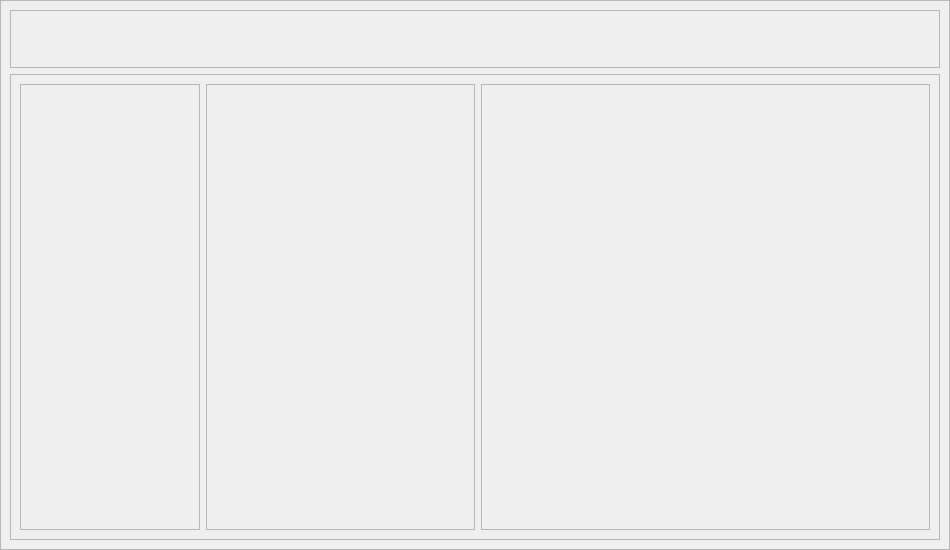
Above: base.ui from AndresMedina117/SistemaInformacionHospitalaria before the change. Below: the same form after it.
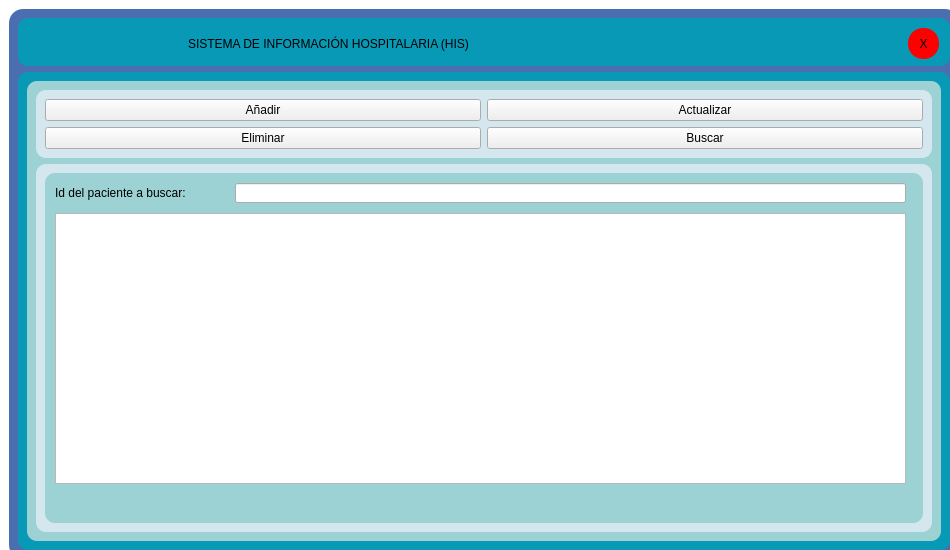
That is the form after the change. The open tabs and pages were chosen to show the change. Icons and pictures are not drawn.

Diff of the .ui file:
```diff
--- a/base.ui
+++ b/base.ui
@@ -27,21 +27,35 @@
   </property>
   <property name="windowIcon">
    <iconset>
-    <normaloff>hospital.png</normaloff>hospital.png</iconset>
+    <normaloff>:/rc/hospital.png</normaloff>:/rc/hospital.png</iconset>
+  </property>
+  <property name="styleSheet">
+   <string notr="true">#MainWindow {
+	border-radius: 10px;
+	background-color: rgba(255, 255, 255, 0);
+}
+</string>
+  </property>
+  <property name="toolButtonStyle">
+   <enum>Qt::ToolButtonIconOnly</enum>
   </property>
   <property name="documentMode">
    <bool>false</bool>
   </property>
   <widget class="QWidget" name="centralwidget">
+   <property name="styleSheet">
+    <string notr="true">#centralwidget {
+	border-radius: 15px;
+	background-color: rgba(255, 255, 255, 0);
+}
+</string>
+   </property>
+   <layout class="QHBoxLayout" name="horizontalLayout_3" stretch="0">
+    <property name="sizeConstraint">
+     <enum>QLayout::SetNoConstraint</enum>
+    </property>
+    <item>
    <widget class="QFrame" name="frame">
-    <property name="geometry">
-     <rect>
-      <x>0</x>
-      <y>0</y>
-      <width>950</width>
-      <height>550</height>
-     </rect>
-    </property>
     <property name="minimumSize">
      <size>
       <width>950</width>
@@ -54,6 +68,20 @@
       <height>550</height>
      </size>
     </property>
+      <property name="styleSheet">
+       <string notr="true">#frame{
+background-color: #4a6eb0;
+	border-color: rgb(0, 0, 0);
+border-style: double;
+border-radius: 14px;
+}
+
+#fAbajo, #fTitulo {
+	background-color: #0799b6;
+	border-radius: 10px;
+}
+</string>
+      </property>
     <property name="frameShape">
      <enum>QFrame::StyledPanel</enum>
     </property>
@@ -63,7 +91,7 @@
     <property name="lineWidth">
      <number>0</number>
     </property>
-    <layout class="QVBoxLayout" name="verticalLayout" stretch="1,8">
+      <layout class="QVBoxLayout" name="verticalLayout_3" stretch="1,10">
      <property name="leftMargin">
       <number>9</number>
      </property>
@@ -78,31 +106,171 @@
      </property>
      <item>
       <widget class="QFrame" name="fTitulo">
+         <property name="styleSheet">
+          <string notr="true">#salir, #salir_2 {
+	background-color: red;
+	border-radius:15px;
+	font: 75 12pt &quot;MS Shell Dlg 2&quot;;
+}</string>
+         </property>
        <property name="frameShape">
         <enum>QFrame::StyledPanel</enum>
        </property>
        <property name="frameShadow">
         <enum>QFrame::Raised</enum>
        </property>
+         <widget class="QLabel" name="label">
+          <property name="geometry">
+           <rect>
+            <x>170</x>
+            <y>0</y>
+            <width>601</width>
+            <height>51</height>
+           </rect>
+          </property>
+          <property name="styleSheet">
+           <string notr="true">#label {
+	
+	font: 75 20pt &quot;MS Shell Dlg 2&quot;;
+}</string>
+          </property>
+          <property name="text">
+           <string>SISTEMA DE INFORMACIÓN HOSPITALARIA (HIS)</string>
+          </property>
+         </widget>
+         <widget class="QPushButton" name="salir_2">
+          <property name="geometry">
+           <rect>
+            <x>890</x>
+            <y>10</y>
+            <width>31</width>
+            <height>31</height>
+           </rect>
+          </property>
+          <property name="text">
+           <string>X</string>
+          </property>
+         </widget>
+         <widget class="QLabel" name="label_5">
+          <property name="geometry">
+           <rect>
+            <x>20</x>
+            <y>10</y>
+            <width>31</width>
+            <height>31</height>
+           </rect>
+          </property>
+          <property name="text">
+           <string/>
+          </property>
+          <property name="pixmap">
+           <pixmap>imgs/hospital.png</pixmap>
+          </property>
+          <property name="scaledContents">
+           <bool>true</bool>
+          </property>
+         </widget>
       </widget>
      </item>
      <item>
       <widget class="QFrame" name="fAbajo">
+         <property name="styleSheet">
+          <string notr="true">#frame_2, #frame_3, #frame_4, #stackedWidget {
+	border-radius: 10px 10px 5px 5px;
+	border-color: rgb(0, 0, 0);
+	background-color: #9cd2d3;
+}</string>
+         </property>
        <property name="frameShape">
         <enum>QFrame::StyledPanel</enum>
        </property>
        <property name="frameShadow">
         <enum>QFrame::Raised</enum>
        </property>
-       <layout class="QHBoxLayout" name="horizontalLayout" stretch="2,3,5">
+         <layout class="QHBoxLayout" name="horizontalLayout" stretch="0">
+          <item>
+           <widget class="QFrame" name="frame_4">
+            <property name="styleSheet">
+             <string notr="true">#frame_2, #frame_3{
+	background-color:#D4E7EE;
+}</string>
+            </property>
+            <property name="frameShape">
+             <enum>QFrame::StyledPanel</enum>
+            </property>
+            <property name="frameShadow">
+             <enum>QFrame::Raised</enum>
+            </property>
+            <layout class="QVBoxLayout" name="verticalLayout_2" stretch="1,6">
+             <property name="leftMargin">
+              <number>9</number>
+             </property>
+             <property name="topMargin">
+              <number>9</number>
+             </property>
+             <property name="rightMargin">
+              <number>9</number>
+             </property>
+             <property name="bottomMargin">
+              <number>9</number>
+             </property>
         <item>
          <widget class="QFrame" name="frame_2">
+               <property name="styleSheet">
+                <string notr="true"/>
+               </property>
           <property name="frameShape">
            <enum>QFrame::StyledPanel</enum>
           </property>
           <property name="frameShadow">
            <enum>QFrame::Raised</enum>
           </property>
+               <layout class="QGridLayout" name="gridLayout" rowstretch="1,1,0,0" columnstretch="1,1">
+                <item row="2" column="1">
+                 <widget class="QPushButton" name="acBoton">
+                  <property name="text">
+                   <string>Actualizar</string>
+                  </property>
+                  <property name="icon">
+                   <iconset>
+                    <normaloff>imgs/actualizar-flecha.png</normaloff>imgs/actualizar-flecha.png</iconset>
+                  </property>
+                 </widget>
+                </item>
+                <item row="3" column="0">
+                 <widget class="QPushButton" name="eBoton">
+                  <property name="text">
+                   <string>Eliminar</string>
+                  </property>
+                  <property name="icon">
+                   <iconset>
+                    <normaloff>imgs/eliminar.png</normaloff>imgs/eliminar.png</iconset>
+                  </property>
+                 </widget>
+                </item>
+                <item row="3" column="1">
+                 <widget class="QPushButton" name="bBoton">
+                  <property name="text">
+                   <string>Buscar</string>
+                  </property>
+                  <property name="icon">
+                   <iconset>
+                    <normaloff>imgs/buscar.png</normaloff>imgs/buscar.png</iconset>
+                  </property>
+                 </widget>
+                </item>
+                <item row="2" column="0">
+                 <widget class="QPushButton" name="aBoton">
+                  <property name="text">
+                   <string>Añadir</string>
+                  </property>
+                  <property name="icon">
+                   <iconset>
+                    <normaloff>imgs/anadir.png</normaloff>imgs/anadir.png</iconset>
+                  </property>
+                 </widget>
+                </item>
+               </layout>
          </widget>
         </item>
         <item>
@@ -113,38 +281,125 @@
           <property name="frameShadow">
            <enum>QFrame::Raised</enum>
           </property>
-         </widget>
-        </item>
-        <item>
-         <widget class="QFrame" name="frame_4">
-          <property name="frameShape">
-           <enum>QFrame::StyledPanel</enum>
-          </property>
-          <property name="frameShadow">
-           <enum>QFrame::Raised</enum>
-          </property>
-          <layout class="QVBoxLayout" name="verticalLayout_2">
-           <property name="leftMargin">
-            <number>0</number>
-           </property>
-           <property name="topMargin">
-            <number>0</number>
-           </property>
-           <property name="rightMargin">
-            <number>0</number>
-           </property>
-           <property name="bottomMargin">
-            <number>0</number>
-           </property>
+               <layout class="QVBoxLayout" name="verticalLayout">
            <item>
             <widget class="QStackedWidget" name="stackedWidget">
              <property name="currentIndex">
               <number>2</number>
              </property>
-             <widget class="QWidget" name="page"/>
-             <widget class="QWidget" name="page_3"/>
-             <widget class="QWidget" name="page_2"/>
-            </widget>
+                  <widget class="QWidget" name="buscar">
+                   <widget class="QLabel" name="label_2">
+                    <property name="geometry">
+                     <rect>
+                      <x>10</x>
+                      <y>10</y>
+                      <width>181</width>
+                      <height>20</height>
+                     </rect>
+                    </property>
+                    <property name="styleSheet">
+                     <string notr="true">#label_2{
+	text-align:center;
+	font: 75 12pt &quot;MS Shell Dlg 2&quot;;
+}</string>
+                    </property>
+                    <property name="frameShadow">
+                     <enum>QFrame::Plain</enum>
+                    </property>
+                    <property name="text">
+                     <string>Id del paciente a buscar: </string>
+                    </property>
+                   </widget>
+                   <widget class="QLineEdit" name="idBuscar">
+                    <property name="geometry">
+                     <rect>
+                      <x>190</x>
+                      <y>10</y>
+                      <width>671</width>
+                      <height>20</height>
+                     </rect>
+                    </property>
+                   </widget>
+                   <widget class="QTableView" name="tableView">
+                    <property name="geometry">
+                     <rect>
+                      <x>10</x>
+                      <y>40</y>
+                      <width>851</width>
+                      <height>271</height>
+                     </rect>
+                    </property>
+                   </widget>
+                  </widget>
+                  <widget class="QWidget" name="eliminar">
+                   <widget class="QLabel" name="label_3">
+                    <property name="geometry">
+                     <rect>
+                      <x>10</x>
+                      <y>10</y>
+                      <width>191</width>
+                      <height>20</height>
+                     </rect>
+                    </property>
+                    <property name="styleSheet">
+                     <string notr="true">#label_3{
+	text-align:center;
+	font: 75 12pt &quot;MS Shell Dlg 2&quot;;
+}</string>
+                    </property>
+                    <property name="frameShadow">
+                     <enum>QFrame::Plain</enum>
+                    </property>
+                    <property name="text">
+                     <string>Id del paciente a eliminar: </string>
+                    </property>
+                   </widget>
+                   <widget class="QLineEdit" name="idEliminar">
+                    <property name="geometry">
+                     <rect>
+                      <x>200</x>
+                      <y>10</y>
+                      <width>661</width>
+                      <height>20</height>
+                     </rect>
+                    </property>
+                   </widget>
+                  </widget>
+                  <widget class="QWidget" name="actualizar">
+                   <widget class="QLabel" name="label_4">
+                    <property name="geometry">
+                     <rect>
+                      <x>10</x>
+                      <y>10</y>
+                      <width>201</width>
+                      <height>20</height>
+                     </rect>
+                    </property>
+                    <property name="styleSheet">
+                     <string notr="true">#label_4{
+	text-align:center;
+	font: 75 12pt &quot;MS Shell Dlg 2&quot;;
+}</string>
+                    </property>
+                    <property name="frameShadow">
+                     <enum>QFrame::Plain</enum>
+                    </property>
+                    <property name="text">
+                     <string>Id del paciente a actualizar:</string>
+                    </property>
+                   </widget>
+                   <widget class="QLineEdit" name="idActualizar">
+                    <property name="geometry">
+                     <rect>
+                      <x>210</x>
+                      <y>10</y>
+                      <width>651</width>
+                      <height>20</height>
+                     </rect>
+                    </property>
+                   </widget>
+                  </widget>
+                 </widget>
            </item>
           </layout>
          </widget>
@@ -154,8 +409,15 @@
      </item>
     </layout>
    </widget>
-  </widget>
- </widget>
- <resources/>
+       </item>
+      </layout>
+     </widget>
+    </item>
+   </layout>
+  </widget>
+ </widget>
+ <resources>
+  <include location="res.qrc"/>
+ </resources>
  <connections/>
 </ui>
```
Left out of the diff: 3 changed lines with no effect on the pictures. Lines whose indentation alone changed are shown as unchanged.
